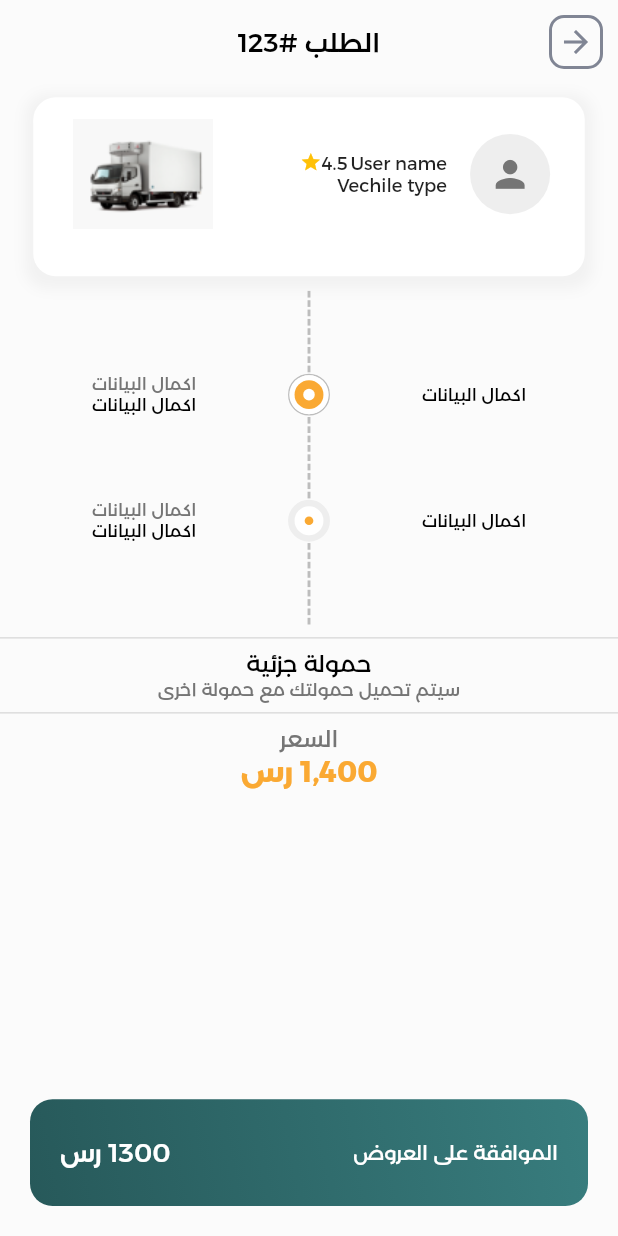
After one commit to Amjed201/healMeHackathon, a Flutter app: the OrderRequestDetails screen opened directly, on a phone screen of 412 x 824 dp. The commit adds this screen. Run offline on Flutter 3.47's test engine with Material 2 defaults, Android fonts, the phone set to English and light mode, and no system bars; drawn by our look-alikes of auto_size_text; our stand-ins replace animated_text_kit, cached_network_image, carousel_slider, dio, firebase_core, firebase_messaging and 11 more; accounts and stored records are empty.

Commit message:
request details page done

```diff
--- /dev/null
+++ b/lib/ui/screens/orders/request_details_screen.dart
@@ -0,0 +1,336 @@
+import 'package:auto_size_text/auto_size_text.dart';
+import 'package:flutter/material.dart';
+import 'package:flutter_screenutil/flutter_screenutil.dart';
+import 'package:get/get.dart';
+import 'package:logistic/controllers/authController.dart';
+import 'package:logistic/ui/widgets/back.dart';
+import 'package:logistic/ui/widgets/commonButton.dart';
+import 'package:logistic/ui/widgets/order/dotted_divider.dart';
+import 'package:logistic/ui/widgets/request_card_widget.dart';
+import 'package:modal_bottom_sheet/modal_bottom_sheet.dart';
+
+class OrderRequestDetails extends StatefulWidget {
+  const OrderRequestDetails({Key? key}) : super(key: key);
+
+  @override
+  State<OrderRequestDetails> createState() => _OrderRequestDetailsState();
+}
+
+class _OrderRequestDetailsState extends State<OrderRequestDetails> {
+  @override
+  Widget build(BuildContext context) {
+    return Scaffold(
+        backgroundColor: const Color(0xffFBFBFB),
+        resizeToAvoidBottomInset: true,
+        appBar: AppBar(
+          automaticallyImplyLeading: false,
+          elevation: 0,
+          backgroundColor: const Color(0xffFBFBFB),
+          leading: const PopButton(),
+          centerTitle: true,
+          title: AutoSizeText(
+            'الطلب #123'.tr,
+            style: TextStyle(
+              color: Colors.black,
+              fontSize: 18.sp,
+            ),
+          ),
+        ),
+        body: SafeArea(
+          child: Column(
+            children: [
+              //request card
+              Container(
+                margin: EdgeInsets.symmetric(horizontal: 23.w, vertical: 10.h),
+                padding: EdgeInsets.symmetric(horizontal: 24.w, vertical: 16.h),
+                decoration: BoxDecoration(
+                  borderRadius: BorderRadius.circular(15),
+                  boxShadow: [
+                    BoxShadow(
+                      color: Colors.grey.withOpacity(0.1),
+                      spreadRadius: 5,
+                      blurRadius: 7,
+                      offset: const Offset(0, 3), // changes position of shadow
+                    ),
+                  ],
+                  color: Colors.white,
+                ),
+                child: Column(
+                  crossAxisAlignment: CrossAxisAlignment.center,
+                  children: [
+                    Row(
+                      mainAxisAlignment: MainAxisAlignment.spaceBetween,
+                      children: [
+                        Row(
+                          children: [
+                            CircleAvatar(
+                              radius: 30.h,
+                              backgroundColor: Colors.grey[200],
+                              child: Icon(
+                                Icons.person,
+                                size: 30.sp,
+                                color: Colors.grey[600],
+                              ),
+                            ),
+                            SizedBox(
+                              width: 16.w,
+                            ),
+                            Column(
+                              crossAxisAlignment: CrossAxisAlignment.start,
+                              children: [
+                                Row(
+                                  children: [
+                                    AutoSizeText(
+                                      "User name",
+                                      style: TextStyle(
+                                        fontSize: 12.sp,
+                                      ),
+                                    ),
+                                    SizedBox(
+                                      width: 2.w,
+                                    ),
+                                    AutoSizeText(
+                                      "4.5",
+                                      style: TextStyle(
+                                        fontSize: 12.sp,
+                                      ),
+                                    ),
+                                    Icon(
+                                      Icons.star,
+                                      size: 15.sp,
+                                      color: Colors.amber,
+                                    ),
+                                  ],
+                                ),
+                                AutoSizeText(
+                                  "Vechile type",
+                                  style: TextStyle(
+                                    fontSize: 12.sp,
+                                  ),
+                                ),
+                              ],
+                            ),
+                          ],
+                        ),
+                        SizedBox(
+                          height: 83.h,
+                          width: 104.w,
+                          child:
+                              Image.asset('assets/images/car_placeholder.png'),
+                        ),
+                      ],
+                    ),
+                    SizedBox(
+                      height: 19.h,
+                    ),
+                  ],
+                ),
+              ),
+
+              //from - to (circles with dividers)
+              Column(
+                children: [
+                  DottedDivider(
+                    length: 10,
+                  ),
+                  //starting point widget
+                  Row(
+                    mainAxisAlignment: MainAxisAlignment.spaceEvenly,
+                    children: [
+                      Text(
+                        'completeInfo'.tr,
+                        style: TextStyle(
+                          color: Colors.black,
+                          fontSize: 12.sp,
+                        ),
+                      ),
+                      Container(
+                        decoration: BoxDecoration(
+                          color: Colors.white,
+                          borderRadius: BorderRadius.circular(360),
+                          border: Border.all(
+                            width: 1.w,
+                            color: Colors.grey[400]!,
+                          ),
+                        ),
+                        child: CircleAvatar(
+                          backgroundColor: Colors.white,
+                          radius: 13,
+                          child: CircleAvatar(
+                            backgroundColor:
+                                Theme.of(context).secondaryHeaderColor,
+                            radius: 10.w,
+                            child: CircleAvatar(
+                              radius: 4.w,
+                              backgroundColor: Colors.white,
+                            ),
+                          ),
+                        ),
+                      ),
+                      Column(
+                        mainAxisAlignment: MainAxisAlignment.center,
+                        children: [
+                          Text(
+                            'completeInfo'.tr,
+                            style: TextStyle(
+                              color: Colors.grey[600],
+                              fontSize: 12.sp,
+                            ),
+                          ),
+                          Text(
+                            'completeInfo'.tr,
+                            style: TextStyle(
+                              color: Colors.black,
+                              fontSize: 12.sp,
+                            ),
+                          ),
+                        ],
+                      ),
+                    ],
+                  ),
+                  DottedDivider(
+                    length: 10,
+                  ),
+
+                  //arrival point widget
+                  Row(
+                    mainAxisAlignment: MainAxisAlignment.spaceEvenly,
+                    children: [
+                      Text(
+                        'completeInfo'.tr,
+                        style: TextStyle(
+                          color: Colors.black,
+                          fontSize: 12.sp,
+                        ),
+                      ),
+                      Container(
+                        decoration: BoxDecoration(
+                          color: Colors.grey[200],
+                          borderRadius: BorderRadius.circular(360),
+                          border: Border.all(
+                            width: 1.w,
+                            color: Colors.grey[200]!,
+                          ),
+                        ),
+                        child: CircleAvatar(
+                          backgroundColor: Colors.grey[200],
+                          radius: 13,
+                          child: CircleAvatar(
+                            radius: 10.w,
+                            backgroundColor: Colors.white,
+                            child: CircleAvatar(
+                              radius: 3.w,
+                              backgroundColor:
+                                  Theme.of(context).secondaryHeaderColor,
+                            ),
+                          ),
+                        ),
+                      ),
+                      Column(
+                        mainAxisAlignment: MainAxisAlignment.center,
+                        children: [
+                          Text(
+                            'completeInfo'.tr,
+                            style: TextStyle(
+                              color: Colors.grey[600],
+                              fontSize: 12.sp,
+                            ),
+                          ),
+                          Text(
+                            'completeInfo'.tr,
+                            style: TextStyle(
+                              color: Colors.black,
+                              fontSize: 12.sp,
+                            ),
+                          ),
+                        ],
+                      ),
+                    ],
+                  ),
+
+                  DottedDivider(
+                    length: 10,
+                  ),
+                  const Divider(
+                    thickness: 1,
+                  ),
+                  Center(
+                    child: AutoSizeText(
+                      'حمولة جزئية'.tr,
+                      style: TextStyle(
+                        color: Colors.black,
+                        fontSize: 16.sp,
+                      ),
+                    ),
+                  ),
+                  Center(
+                    child: AutoSizeText(
+                      'سيتم تحميل حمولتك مع حمولة اخرى'.tr,
+                      style: TextStyle(
+                        color: Colors.grey[600],
+                        fontSize: 12.sp,
+                      ),
+                    ),
+                  ),
+                  const Divider(
+                    thickness: 1,
+                  ),
+
+                  AutoSizeText(
+                    'السعر'.tr,
+                    style: TextStyle(
+                      fontSize: 16.sp,
+                      color: Colors.grey[600],
+                    ),
+                  ),
+                  AutoSizeText(
+                    '1,400 رس'.tr,
+                    style: TextStyle(
+                      fontSize: 20.sp,
+                      fontWeight: FontWeight.bold,
+                      color: Theme.of(context).secondaryHeaderColor,
+                    ),
+                  ),
+                ],
+              ),
+
+              const Spacer(),
+
+              //accept button
+              Container(
+                height: 80.h,
+                padding: const EdgeInsets.all(20),
+                margin: const EdgeInsets.all(20),
+                decoration: BoxDecoration(
+                  gradient: const LinearGradient(
+                      colors: [Color(0xff387D7E), Color(0xff27595A)],
+                      begin: Alignment.topRight,
+                      end: Alignment.bottomLeft),
+                  borderRadius: BorderRadius.circular(15),
+                ),
+                child: Row(
+                  mainAxisAlignment: MainAxisAlignment.spaceBetween,
+                  children: [
+                    AutoSizeText(
+                      'acceptOrder'.tr,
+                      style: TextStyle(
+                        color: Colors.white,
+                        fontSize: 14.sp,
+                      ),
+                    ),
+                    AutoSizeText(
+                      '1300 رس'.tr,
+                      style: TextStyle(
+                        color: Colors.white,
+                        fontWeight: FontWeight.w500,
+                        fontSize: 18.sp,
+                      ),
+                    )
+                  ],
+                ),
+              )
+            ],
+          ),
+        ));
+  }
+}
--- a/lib/ui/screens/orders/requests_screen.dart
+++ b/lib/ui/screens/orders/requests_screen.dart
@@ -3,6 +3,7 @@ import 'package:flutter/material.dart';
 import 'package:flutter_screenutil/flutter_screenutil.dart';
 import 'package:get/get.dart';
 import 'package:logistic/controllers/authController.dart';
+import 'package:logistic/ui/screens/orders/request_details_screen.dart';
 import 'package:logistic/ui/widgets/back.dart';
 import 'package:logistic/ui/widgets/commonButton.dart';
 import 'package:logistic/ui/widgets/request_card_widget.dart';
@@ -49,7 +50,9 @@ class _RequestScreenState extends State<RequestScreen> {
                       color: Colors.white,
                       child: Column(
                         children: [
-                          SizedBox(height: 40.h,),
+                          SizedBox(
+                            height: 40.h,
+                          ),
                           Container(
                             width: double.infinity,
                             margin: EdgeInsets.symmetric(
@@ -153,8 +156,9 @@ class _RequestScreenState extends State<RequestScreen> {
                               ),
                             ),
                           ),
-                          SizedBox(height: 50.h,),
-
+                          SizedBox(
+                            height: 50.h,
+                          ),
                           GradientButton('cancel'.tr, () {})
                         ],
                       ),
@@ -175,7 +179,9 @@ class _RequestScreenState extends State<RequestScreen> {
         body: SafeArea(
           child: ListView.builder(
             itemCount: 3,
-            itemBuilder: (context, index) => const RequestCard(),
+            itemBuilder: (context, index) => InkWell(
+                onTap: () => Get.to(() => OrderRequestDetails()),
+                child: const RequestCard()),
           ),
         ));
   }
--- a/lib/ui/widgets/map_widgets/from_to_widget.dart
+++ b/lib/ui/widgets/map_widgets/from_to_widget.dart
@@ -1,6 +1,7 @@
 import 'package:flutter/material.dart';
 import 'package:flutter_screenutil/flutter_screenutil.dart';
 import 'package:get/get.dart';
+import 'package:logistic/ui/widgets/order/dotted_divider.dart';
 
 class FromTo extends StatelessWidget {
   final bool withDriverDetails;
@@ -53,30 +54,7 @@ class FromTo extends StatelessWidget {
                         ),
                       ),
                     ),
-                    Container(
-                      margin: EdgeInsets.symmetric(vertical: 1.h),
-                      height: 5.h,
-                      width: 2.w,
-                      color: Colors.grey[400],
-                    ),
-                    Container(
-                      margin: EdgeInsets.symmetric(vertical: 1.h),
-                      height: 5.h,
-                      width: 2.w,
-                      color: Colors.grey[400],
-                    ),
-                    Container(
-                      margin: EdgeInsets.symmetric(vertical: 1.h),
-                      height: 5.h,
-                      width: 2.w,
-                      color: Colors.grey[400],
-                    ),
-                    Container(
-                      margin: EdgeInsets.symmetric(vertical: 1.h),
-                      height: 5.h,
-                      width: 2.w,
-                      color: Colors.grey[400],
-                    ),
+                   DottedDivider(length: 5),
                     Container(
                       decoration: BoxDecoration(
                         color: Colors.grey[200],
--- a/lib/ui/widgets/map_widgets/vechial_details_on_map.dart
+++ b/lib/ui/widgets/map_widgets/vechial_details_on_map.dart
@@ -46,7 +46,7 @@ class VechialDetailsOnMap extends StatelessWidget {
               Text(
                 'completeInfo'.tr,
                 style: TextStyle(
-                  fontSize: 30.sp,
+                  fontSize: 25.sp,
                   color: Theme.of(context).secondaryHeaderColor,
                 ),
               ),
--- /dev/null
+++ b/lib/ui/widgets/order/dotted_divider.dart
@@ -0,0 +1,22 @@
+import 'package:flutter/material.dart';
+import 'package:flutter_screenutil/flutter_screenutil.dart';
+class DottedDivider extends StatelessWidget {
+  int length;
+
+  DottedDivider({Key? key, required this.length}) : super(key: key);
+
+  @override
+  Widget build(BuildContext context) {
+    return Column(
+      children: [
+        for (int i = 1; i < length; i++)
+          Container(
+            margin: EdgeInsets.symmetric(vertical: 1.h),
+            height: 5.h,
+            width: 2.w,
+            color: Colors.grey[400],
+          )
+      ],
+    );
+  }
+}
--- a/lib/ui/widgets/request_card_widget.dart
+++ b/lib/ui/widgets/request_card_widget.dart
@@ -13,7 +13,15 @@ class RequestCard extends StatelessWidget {
       padding: EdgeInsets.symmetric(horizontal: 24.w, vertical: 16.h),
       height: 187.h,
       decoration: BoxDecoration(
-        borderRadius: BorderRadius.circular(5),
+        borderRadius: BorderRadius.circular(15),
+        boxShadow: [
+          BoxShadow(
+            color: Colors.grey.withOpacity(0.1),
+            spreadRadius: 5,
+            blurRadius: 7,
+            offset: Offset(0, 3), // changes position of shadow
+          ),
+        ],
         color: Colors.white,
       ),
       child: Column(
```
